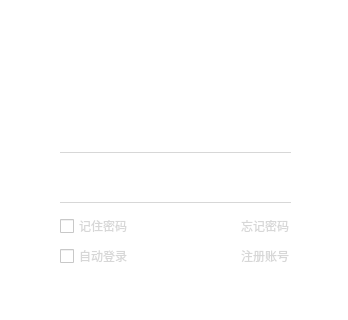
Before: the Qt Designer form src/view/loginwidget.ui in iMageChans/HalalCloud, drawn with Qt 5; both pictures show x 0 to 348 and y 90 to 410 of the 348 by 520 pixel window.
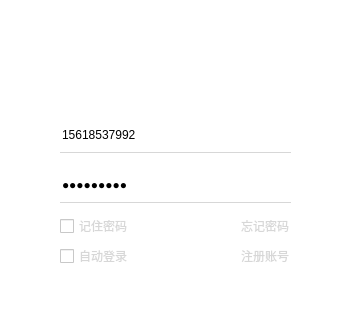
After: the same form once the commit is applied. Icons and pictures are not drawn.

Patch:
```diff
--- a/src/view/loginwidget.ui
+++ b/src/view/loginwidget.ui
@@ -65,6 +65,9 @@
 border-width:0;
 border-style:outset;</string>
    </property>
+   <property name="text">
+    <string>15618537992</string>
+   </property>
   </widget>
   <widget class="QLineEdit" name="passwordEdit">
    <property name="geometry">
@@ -78,6 +81,9 @@
    <property name="styleSheet">
     <string notr="true">background:transparent;border-width:0;border-style:outset</string>
    </property>
+   <property name="text">
+    <string>woshishei</string>
+   </property>
    <property name="echoMode">
     <enum>QLineEdit::Password</enum>
    </property>
```
